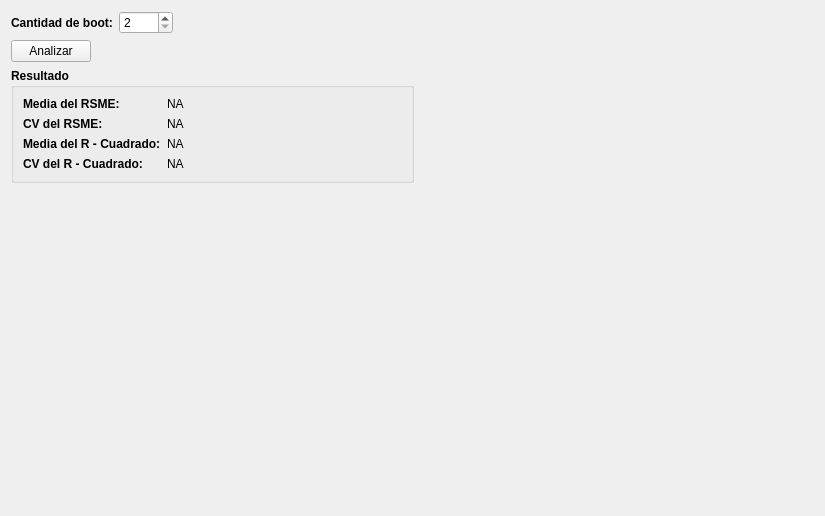
vasha54/apm, file view/ui/widget_validation_boot_stropping.ui: the form before one commit.
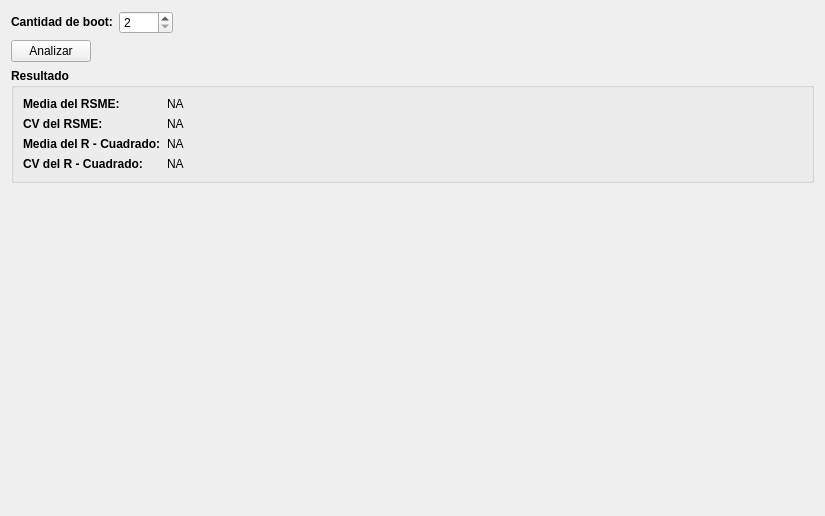
The form after the commit.

What changed in the file:
```diff
--- a/view/ui/widget_validation_boot_stropping.ui
+++ b/view/ui/widget_validation_boot_stropping.ui
@@ -13,13 +13,11 @@
   <property name="windowTitle">
    <string>Form</string>
   </property>
-  <layout class="QGridLayout" name="gridLayout_4">
+  <layout class="QGridLayout" name="gridLayout">
    <item row="0" column="0" colspan="2">
-    <layout class="QHBoxLayout" name="horizontalLayout">
-     <item>
       <widget class="QLabel" name="label">
        <property name="sizePolicy">
-        <sizepolicy hsizetype="Maximum" vsizetype="Preferred">
+      <sizepolicy hsizetype="Maximum" vsizetype="Maximum">
          <horstretch>0</horstretch>
          <verstretch>0</verstretch>
         </sizepolicy>
@@ -35,7 +33,7 @@
        </property>
       </widget>
      </item>
-     <item>
+   <item row="0" column="2">
       <widget class="QSpinBox" name="sBCountBoot">
        <property name="minimum">
         <number>2</number>
@@ -45,9 +43,7 @@
        </property>
       </widget>
      </item>
-    </layout>
-   </item>
-   <item row="0" column="2">
+   <item row="0" column="3">
     <spacer name="horizontalSpacer_3">
      <property name="orientation">
       <enum>Qt::Horizontal</enum>
@@ -60,46 +56,20 @@
      </property>
     </spacer>
    </item>
-   <item row="0" column="3" rowspan="4">
-    <widget class="QWidget" name="widget" native="true">
-     <layout class="QGridLayout" name="gridLayout_2">
-      <item row="0" column="0">
-       <spacer name="horizontalSpacer_2">
-        <property name="orientation">
-         <enum>Qt::Horizontal</enum>
-        </property>
-        <property name="sizeHint" stdset="0">
-         <size>
-          <width>376</width>
-          <height>20</height>
-         </size>
-        </property>
-       </spacer>
-      </item>
-      <item row="1" column="0">
-       <spacer name="verticalSpacer_2">
-        <property name="orientation">
-         <enum>Qt::Vertical</enum>
-        </property>
-        <property name="sizeHint" stdset="0">
-         <size>
-          <width>20</width>
-          <height>448</height>
-         </size>
-        </property>
-       </spacer>
-      </item>
-     </layout>
-    </widget>
-   </item>
    <item row="1" column="0">
     <widget class="QPushButton" name="pBAnalizar">
+     <property name="sizePolicy">
+      <sizepolicy hsizetype="Minimum" vsizetype="Maximum">
+       <horstretch>0</horstretch>
+       <verstretch>0</verstretch>
+      </sizepolicy>
+     </property>
      <property name="text">
       <string>Analizar</string>
      </property>
     </widget>
    </item>
-   <item row="1" column="1" colspan="2">
+   <item row="1" column="1" colspan="3">
     <spacer name="horizontalSpacer_4">
      <property name="orientation">
       <enum>Qt::Horizontal</enum>
@@ -112,8 +82,14 @@
      </property>
     </spacer>
    </item>
-   <item row="2" column="0" colspan="3">
+   <item row="2" column="0" colspan="4">
     <widget class="QGroupBox" name="gBResult">
+     <property name="sizePolicy">
+      <sizepolicy hsizetype="Preferred" vsizetype="Maximum">
+       <horstretch>0</horstretch>
+       <verstretch>0</verstretch>
+      </sizepolicy>
+     </property>
      <property name="font">
       <font>
        <weight>75</weight>
@@ -231,36 +207,9 @@
      </layout>
     </widget>
    </item>
-   <item row="3" column="0" colspan="3">
+   <item row="3" column="0" colspan="4">
     <widget class="QWidget" name="widgetChart" native="true">
-     <layout class="QGridLayout" name="gridLayout">
-      <item row="0" column="0">
-       <spacer name="horizontalSpacer">
-        <property name="orientation">
-         <enum>Qt::Horizontal</enum>
-        </property>
-        <property name="sizeHint" stdset="0">
-         <size>
-          <width>383</width>
-          <height>20</height>
-         </size>
-        </property>
-       </spacer>
-      </item>
-      <item row="1" column="0">
-       <spacer name="verticalSpacer">
-        <property name="orientation">
-         <enum>Qt::Vertical</enum>
-        </property>
-        <property name="sizeHint" stdset="0">
-         <size>
-          <width>20</width>
-          <height>247</height>
-         </size>
-        </property>
-       </spacer>
-      </item>
-     </layout>
+     <layout class="QGridLayout" name="gLayoutChart"/>
     </widget>
    </item>
   </layout>
```
Lines whose indentation alone changed are shown as unchanged.
